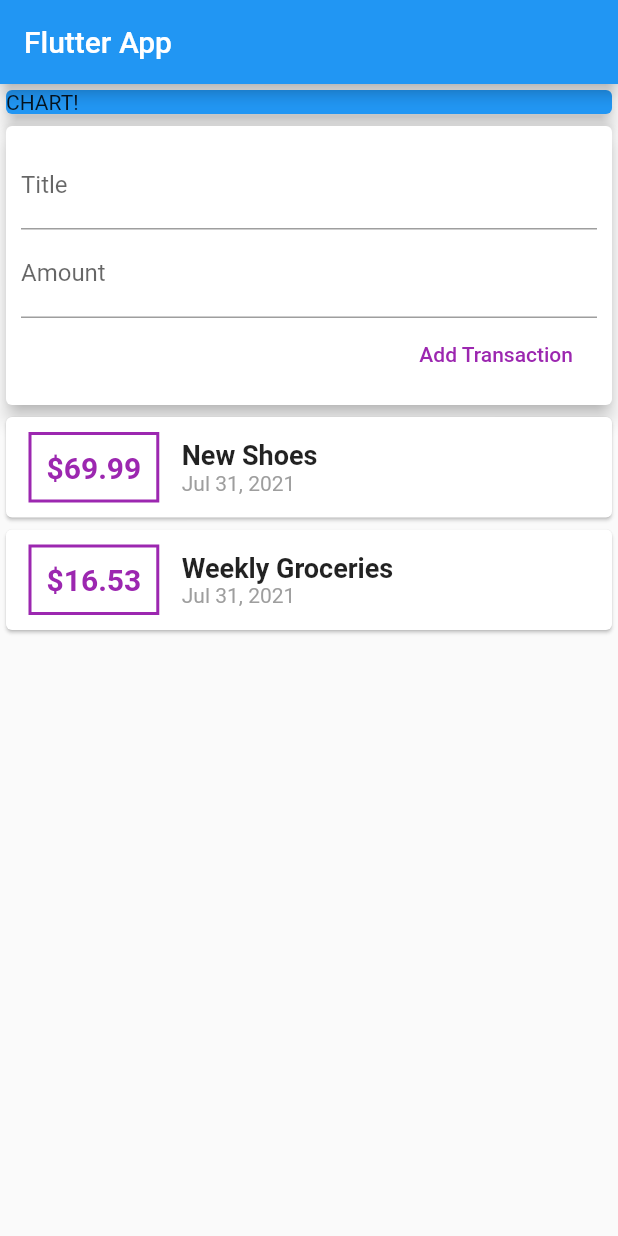
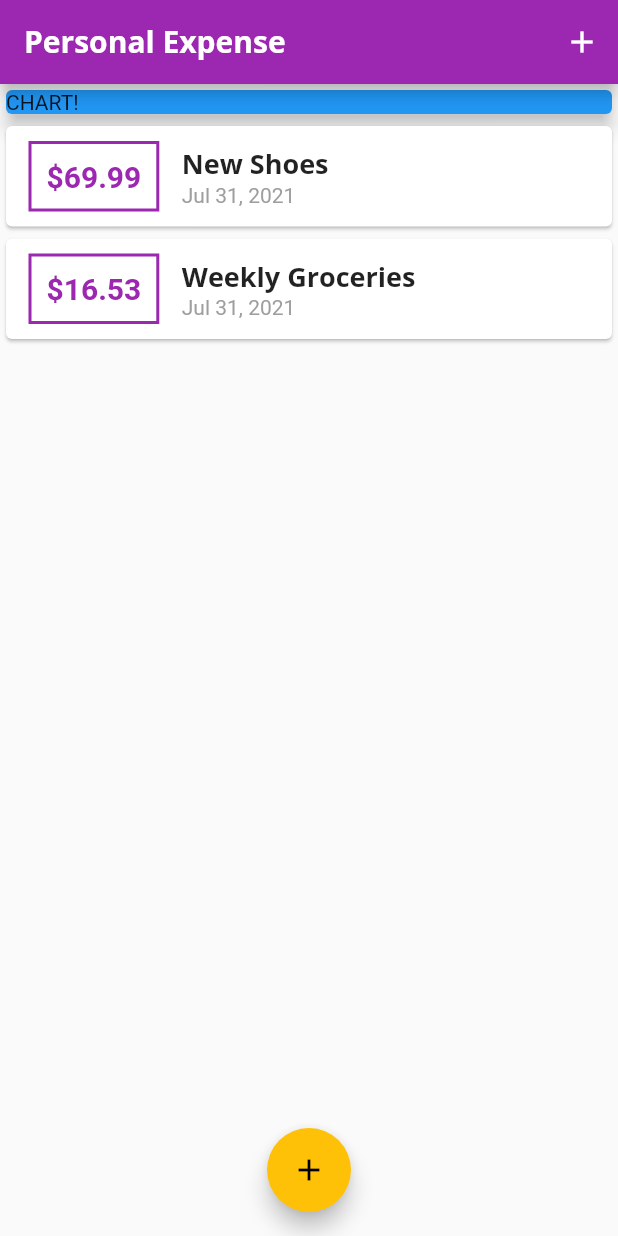
Before and after one commit to antranvn/flutter_expense_planner, a Flutter app: the screen it shows after launch, on a phone screen of 412 x 824 dp. Run offline on Flutter 3.47's test engine with Material 2 defaults, Android fonts, the phone set to English and light mode, and no system bars; Roboto replaces fonts that are missing (Open Sans).

Commit message:
Add modal bottom sheet and theming (fonts, style)

```diff
--- a/lib/main.dart
+++ b/lib/main.dart
@@ -1,5 +1,9 @@
+import 'dart:ui';
+
 import 'package:flutter/material.dart';
-import 'package:flutter_expense_planner/widgets/user_transaction.dart';
+import 'package:flutter_expense_planner/widgets/new_transaction.dart';
+import 'package:flutter_expense_planner/widgets/transaction_list.dart';
+import 'models/transaction.dart';
 
 void main() {
   runApp(MyApp());
@@ -11,21 +15,88 @@ class MyApp extends StatelessWidget {
   @override
   Widget build(BuildContext context) {
     return MaterialApp(
-      title: 'Flutter App',
+      title: 'Personal Expenses',
+      theme: ThemeData(
+          primarySwatch: Colors.purple,
+          accentColor: Colors.amber,
+          fontFamily: 'Quicksand',
+          textTheme: ThemeData.light().textTheme.copyWith(
+                title: TextStyle(
+                  fontFamily: 'OpenSans',
+                  fontWeight: FontWeight.bold,
+                  fontSize: 18,
+                ),
+              ),
+          appBarTheme: AppBarTheme(
+            textTheme: ThemeData.light().textTheme.copyWith(
+                    title: TextStyle(
+                  fontFamily: 'OpenSans',
+                  fontSize: 20,
+                  fontWeight: FontWeight.bold,
+                )),
+          )),
       home: MyHomePage(),
     );
   }
 }
 
-class MyHomePage extends StatelessWidget {
+class MyHomePage extends StatefulWidget {
   //late String titleInput;
   //late String amountInput;
+  @override
+  _MyHomePageState createState() => _MyHomePageState();
+}
+
+class _MyHomePageState extends State<MyHomePage> {
+  final List<Transaction> _userTransactions = [
+    Transaction(
+        id: 't1', title: 'New Shoes', amount: 69.99, date: DateTime.now()),
+    Transaction(
+        id: 't2',
+        title: 'Weekly Groceries',
+        amount: 16.53,
+        date: DateTime.now()),
+  ];
+
+  void _addNewTransaction(String title, double amount) {
+    final newTx = Transaction(
+      id: DateTime.now().toString(),
+      title: title,
+      amount: amount,
+      date: DateTime.now(),
+    );
+
+    setState(() {
+      _userTransactions.add(newTx);
+    });
+  }
+
+  void _startAddNewTransaction(BuildContext context) {
+    showModalBottomSheet(
+        context: context,
+        builder: (_) {
+          return GestureDetector(
+            onTap: () {},
+            child: NewTransaction(_addNewTransaction),
+            behavior: HitTestBehavior.opaque,
+          );
+        });
+  }
 
   @override
   Widget build(BuildContext context) {
     return Scaffold(
       appBar: AppBar(
-        title: Text('Flutter App'),
+        title: Text(
+          'Personal Expense',
+          style: TextStyle(fontFamily: 'Open Sans'),
+        ),
+        actions: <Widget>[
+          IconButton(
+            icon: Icon(Icons.add),
+            onPressed: () => _startAddNewTransaction(context),
+          )
+        ],
       ),
       body: SingleChildScrollView(
         child: Column(
@@ -40,9 +111,14 @@ class MyHomePage extends StatelessWidget {
                 elevation: 5,
               ),
             ),
-            UserTransactions(),
+            TransactionList(_userTransactions),
           ],
         ),
+      ),
+      floatingActionButtonLocation: FloatingActionButtonLocation.centerFloat,
+      floatingActionButton: FloatingActionButton(
+        child: Icon(Icons.add),
+        onPressed: () => _startAddNewTransaction(context),
       ),
     );
   }
--- a/lib/widgets/new_transaction.dart
+++ b/lib/widgets/new_transaction.dart
@@ -1,12 +1,18 @@
 import 'package:flutter/material.dart';
 
-class NewTransaction extends StatelessWidget {
+class NewTransaction extends StatefulWidget {
   final Function addTx;
 
+  NewTransaction(this.addTx);
+
+  @override
+  _NewTransactionState createState() => _NewTransactionState();
+}
+
+class _NewTransactionState extends State<NewTransaction> {
   final titleController = TextEditingController();
+
   final amountController = TextEditingController();
-
-  NewTransaction(this.addTx);
 
   void submitData() {
     final enteredTitle = titleController.text;
@@ -16,7 +22,9 @@ class NewTransaction extends StatelessWidget {
       return;
     }
 
-    addTx(titleController.text, double.parse(amountController.text));
+    widget.addTx(titleController.text, double.parse(amountController.text));
+
+    Navigator.of(context).pop();
   }
 
   @override
--- a/lib/widgets/transaction_list.dart
+++ b/lib/widgets/transaction_list.dart
@@ -27,7 +27,7 @@ class TransactionList extends StatelessWidget {
                     style: TextStyle(
                       fontWeight: FontWeight.bold,
                       fontSize: 20,
-                      color: Colors.purple,
+                      color: Theme.of(context).primaryColor,
                     ),
                   ),
                 ),
@@ -36,10 +36,7 @@ class TransactionList extends StatelessWidget {
                   children: <Widget>[
                     Text(
                       transactions[index].title,
-                      style: TextStyle(
-                        fontSize: 18,
-                        fontWeight: FontWeight.bold,
-                      ),
+                      style: Theme.of(context).textTheme.title,
                     ),
                     Text(
                       DateFormat.yMMMd().format(transactions[index].date),
--- a/lib/widgets/user_transaction.dart
+++ /dev/null
@@ -1,46 +0,0 @@
-import 'package:flutter/material.dart';
-import 'package:flutter_expense_planner/models/transaction.dart';
-import 'package:flutter_expense_planner/widgets/new_transaction.dart';
-import 'package:flutter_expense_planner/widgets/transaction_list.dart';
-
-class UserTransactions extends StatefulWidget {
-  const UserTransactions({Key? key}) : super(key: key);
-
-  @override
-  _UserTransactionsState createState() => _UserTransactionsState();
-}
-
-class _UserTransactionsState extends State<UserTransactions> {
-  final List<Transaction> _userTransactions = [
-    Transaction(
-        id: 't1', title: 'New Shoes', amount: 69.99, date: DateTime.now()),
-    Transaction(
-        id: 't2',
-        title: 'Weekly Groceries',
-        amount: 16.53,
-        date: DateTime.now()),
-  ];
-
-  void _addNewTransaction(String title, double amount) {
-    final newTx = Transaction(
-      id: DateTime.now().toString(),
-      title: title,
-      amount: amount,
-      date: DateTime.now(),
-    );
-
-    setState(() {
-      _userTransactions.add(newTx);
-    });
-  }
-
-  @override
-  Widget build(BuildContext context) {
-    return Column(
-      children: <Widget>[
-        NewTransaction(_addNewTransaction),
-        TransactionList(_userTransactions),
-      ],
-    );
-  }
-}
```
Also changed, not shown: pubspec.yaml (+11 -6 lines), assets/fonts/OpenSans-Bold.ttf (added), assets/fonts/OpenSans-Regular.ttf (added), assets/fonts/Quicksand-Bold.ttf (added), assets/fonts/Quicksand-Light.ttf (added), assets/fonts/Quicksand-Medium.ttf (added), assets/fonts/Quicksand-Regular.ttf (added).
